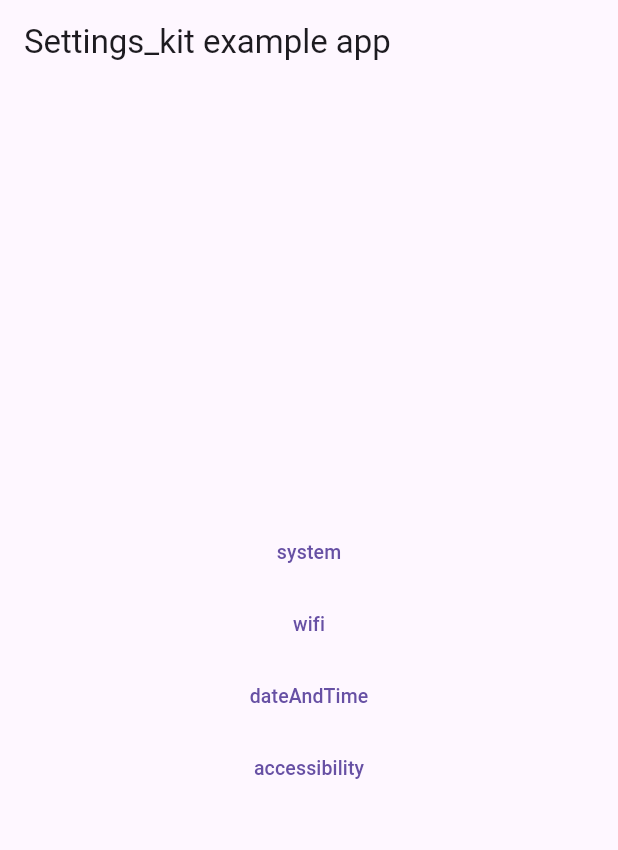
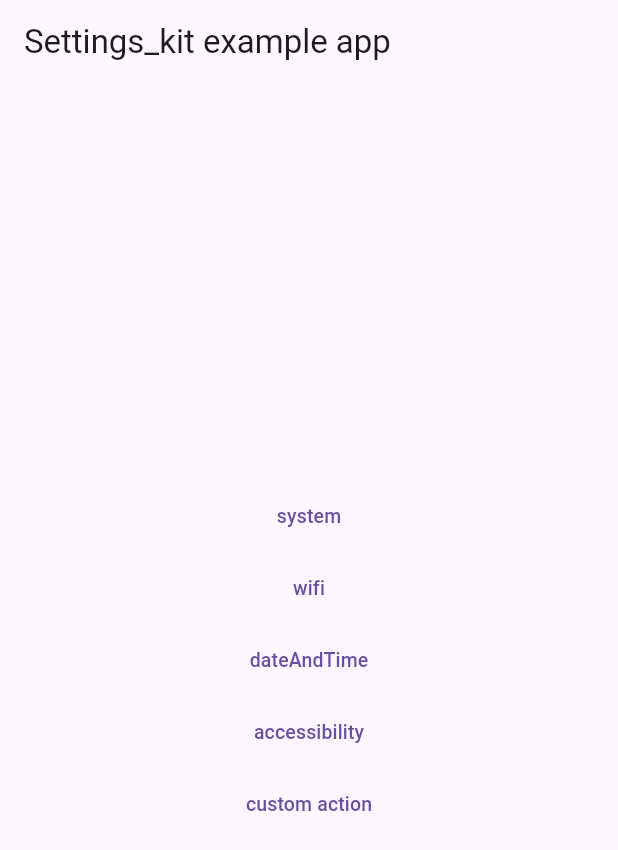
Before and after one commit to LeoSsy/settings_kit, a Flutter app: the screen it shows after launch, on a phone screen of 412 x 824 dp. Shown: the top 850 px of the screen. Run offline on Flutter 3.47's test engine with Material 3 defaults, Android fonts, the phone set to English and light mode, and no system bars; our stand-ins replace plugin_platform_interface.

Commit message:
增加自定义action方法

```diff
--- a/example/lib/main.dart
+++ b/example/lib/main.dart
@@ -94,6 +94,22 @@ class _MyAppState extends State<MyApp> {
                     ),
                   ),
                 ),
+                TextButton(
+                  onPressed: () {
+                    if (Platform.isAndroid) {
+                      SettingsKit.androidSettings.customAction('android.settings.APP_SEARCH_SETTINGS');
+                    } else if (Platform.isIOS) {
+                      SettingsKit.iosSettings.customAction('App-prefs:ACCESSIBILITY');
+                    }
+                  },
+                  child: Text(
+                    'custom action',
+                    style: TextStyle(
+                      fontSize: 13,
+                      color: Theme.of(context).primaryColor,
+                    ),
+                  ),
+                ),
               ],
             ),
           ),
--- a/lib/ios_settings_kit.dart
+++ b/lib/ios_settings_kit.dart
@@ -1,7 +1,6 @@
 import 'settings_kit_platform_interface.dart';
 
 class IOSSettingsKit extends SettingsKitPlatform {
-
   /// Open iOS settings
   Future<bool?> system() async {
     return postMessage<bool?>(action: 'App-prefs:');
--- a/lib/settings_kit_platform_interface.dart
+++ b/lib/settings_kit_platform_interface.dart
@@ -34,4 +34,13 @@ abstract class SettingsKitPlatform extends PlatformInterface {
     T? res = await methodChannel.invokeMethod<T>(_settingMethodName, action);
     return res;
   }
+
+  /// 自定义跳转参数
+  /// Open Android and ios settings by custom action
+  /// android action example :  android.settings.SETTINGS. more action view :https://developer.android.com/reference/android/provider/Settings
+  /// ios action example     :  App-prefs:ACCESSIBILITY    more prefs view  : https://gist.github.com/deanlyoung/368e274945a6929e0ea77c4eca345560
+  /// returns operation successful or failure.
+  Future<bool?> customAction(String action) {
+    return postMessage<bool?>(action: action);
+  }
 }
```
Also changed, not shown: 1 other file.
